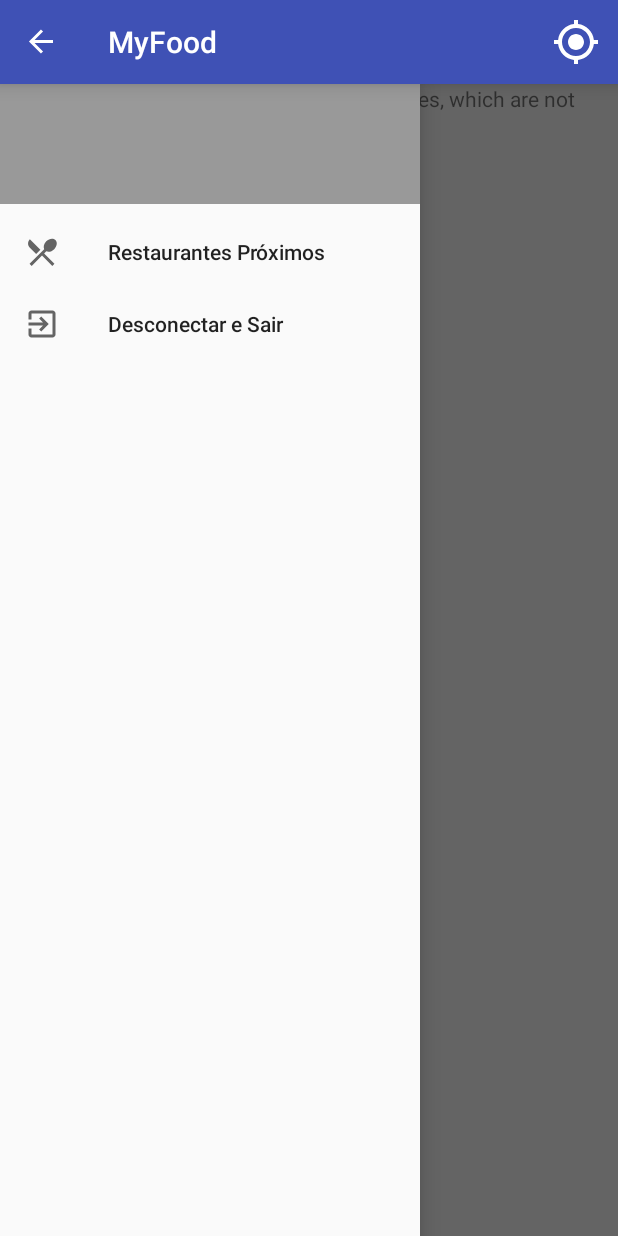
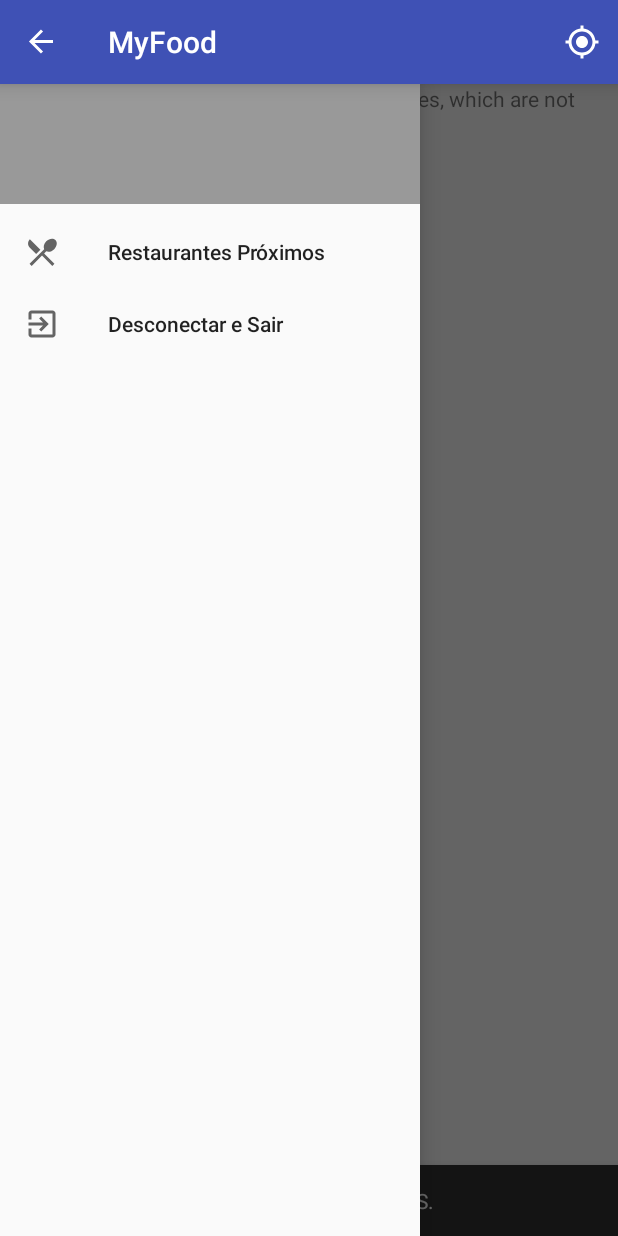
Before and after one commit to mateus-nascimento/MyFood, an Android app: the fragment RestauranteFragment placed in its activity, after a tap on "Open", on a phone screen of 412 x 824 dp. Run offline under Robolectric (Android 15) with nearby library versions, the phone set to English and light mode, and no system bars; our stand-ins replace Firebase (no records; nobody signed in at launch, a user with empty details on screens opened directly); libraries missing offline, so code that uses them is left out: com.facebook, com.facebook.login; pictures from the network do not load; 1 other tap on this screen came first.

```diff
--- a/app/src/main/res/drawable/ic_localizacao_white.xml
+++ b/app/src/main/res/drawable/ic_localizacao_white.xml
@@ -1,4 +1,4 @@
-<vector android:height="48dp" android:viewportHeight="24.0"
-    android:viewportWidth="24.0" android:width="47dp" xmlns:android="http://schemas.android.com/apk/res/android">
+<vector android:height="24dp" android:viewportHeight="24.0"
+    android:viewportWidth="24.0" android:width="24dp" xmlns:android="http://schemas.android.com/apk/res/android">
     <path android:fillColor="#FFFFFF" android:pathData="M12,8c-2.21,0 -4,1.79 -4,4s1.79,4 4,4 4,-1.79 4,-4 -1.79,-4 -4,-4zM20.94,11c-0.46,-4.17 -3.77,-7.48 -7.94,-7.94L13,1h-2v2.06C6.83,3.52 3.52,6.83 3.06,11L1,11v2h2.06c0.46,4.17 3.77,7.48 7.94,7.94L11,23h2v-2.06c4.17,-0.46 7.48,-3.77 7.94,-7.94L23,13v-2h-2.06zM12,19c-3.87,0 -7,-3.13 -7,-7s3.13,-7 7,-7 7,3.13 7,7 -3.13,7 -7,7z"/>
 </vector>
--- a/app/src/main/res/layout/fragment_restaurante.xml
+++ b/app/src/main/res/layout/fragment_restaurante.xml
@@ -1,4 +1,6 @@
-<FrameLayout xmlns:android="http://schemas.android.com/apk/res/android"
+<android.support.design.widget.CoordinatorLayout
+    android:id="@+id/mapCoordinator"
+    xmlns:android="http://schemas.android.com/apk/res/android"
     xmlns:tools="http://schemas.android.com/tools"
     android:layout_width="match_parent"
     android:layout_height="match_parent"
@@ -10,4 +12,4 @@
         android:layout_width="match_parent"
         android:layout_height="match_parent"/>
 
-</FrameLayout>
+</android.support.design.widget.CoordinatorLayout>
```
Also changed, not shown: app/src/main/java/ledare/com/br/myfood/fragment/RestauranteFragment.java (+12 -15 lines).
